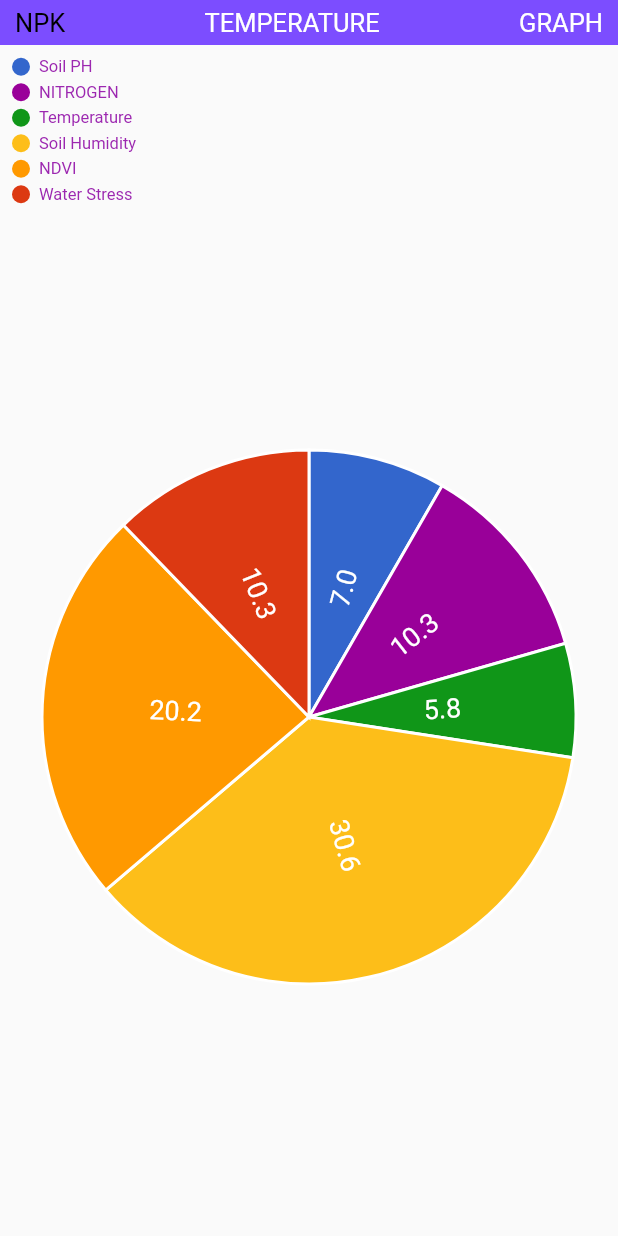
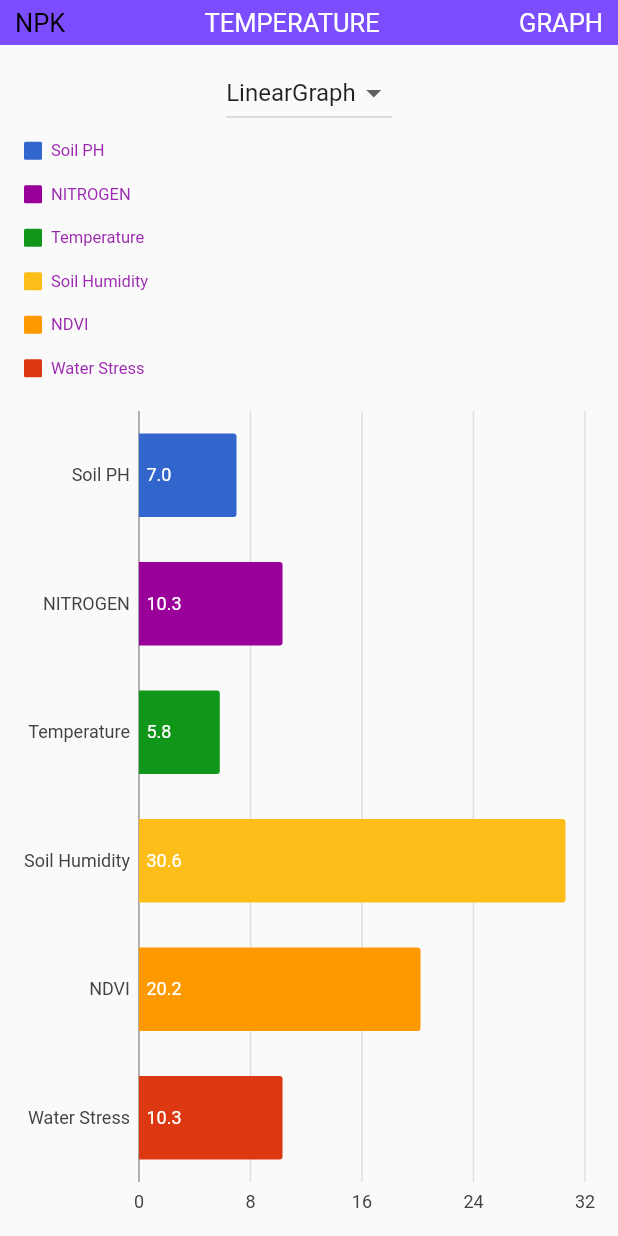
Before and after one commit to saket-shetty/weather-app, a Flutter app: the dashboard screen opened directly, on a phone screen of 412 x 824 dp. Run offline on Flutter 3.47's test engine with Material 2 defaults, Android fonts, the phone set to English and light mode, and no system bars; our stand-ins replace charts_flutter, firebase_auth, flutter_secure_storage, google_maps_flutter, google_sign_in, line_icons and 2 more; missing offline and left inert: flutter_sparkline, flutter_twitter_login, geocoder; accounts and stored records are empty; Roboto replaces fonts that are missing (Georgia).

Commit message:
Added linear and pie chart
Now user can switch between linear and pie chart

```diff
--- /dev/null
+++ b/lib/charts/lineargraph.dart
@@ -0,0 +1,81 @@
+import 'package:flutter/material.dart';
+import 'package:charts_flutter/flutter.dart' as charts;
+import 'package:sensegrass/data/graphdata.dart';
+
+class lineargraph extends StatefulWidget {
+  @override
+  _lineargraphState createState() => _lineargraphState();
+}
+
+class _lineargraphState extends State<lineargraph> {
+
+  static List<charts.Series<Task, String>> _seriesPieData;
+    _generateData() {
+    final piedata = [
+      new Task('Soil PH', 7, Color(0xff3366cc)),
+      new Task('NITROGEN', 10.3, Color(0xff990099)),
+      new Task('Temperature', 5.8, Color(0xff109618)),
+      new Task('Soil Humidity', 30.6, Color(0xfffdbe19)),
+      new Task('NDVI', 20.2, Color(0xffff9900)),
+      new Task('Water Stress', 10.3, Color(0xffdc3912)),
+    ];
+
+    _seriesPieData.add(
+        charts.Series(
+          domainFn: (Task task, _) => task.task,
+          measureFn: (Task task, _) => task.taskvalue,
+          colorFn: (Task task, _) =>
+              charts.ColorUtil.fromDartColor(task.colorval),
+          id: 'Air Pollution',
+          data: piedata,
+          labelAccessorFn: (Task task, _) => '${task.taskvalue}',
+        ),
+      );
+
+      return [
+        new charts.Series<Task, String>(
+          id: 'Sales',
+          domainFn: (Task sales, _) => sales.task,
+          measureFn: (Task sales, _) => sales.taskvalue,
+          data: piedata,
+
+          // Set a label accessor to control the text of the bar label.
+          labelAccessorFn: (Task sales, _) =>
+              '${sales.task}',
+        ),
+      ];
+    }
+
+
+
+  @override
+  void initState() {
+    // TODO: implement initState
+    _seriesPieData = List<charts.Series<Task, String>>();
+    _generateData();
+    super.initState();
+  }
+
+  @override
+  Widget build(BuildContext context) {
+    return Container(
+      child: new charts.BarChart(
+          _seriesPieData,
+          animate: true,
+          vertical: false,
+          barRendererDecorator: new charts.BarLabelDecorator<String>(),
+          behaviors: [
+            new charts.DatumLegend(
+            outsideJustification: charts.OutsideJustification.endDrawArea,
+            horizontalFirst: false,
+            desiredMaxRows: 2,
+            entryTextStyle: charts.TextStyleSpec(
+                color: charts.MaterialPalette.purple.shadeDefault,
+                fontFamily: 'Georgia',
+                fontSize: 11),
+          ),
+        ],
+      ),
+    );
+  }
+}
--- a/lib/dashboard/NPKgraph.dart
+++ b/lib/dashboard/NPKgraph.dart
@@ -1,5 +1,8 @@
 import 'package:flutter/material.dart';
 import 'package:charts_flutter/flutter.dart' as charts;
+import 'package:sensegrass/data/graphdata.dart';
+import 'package:sensegrass/charts/lineargraph.dart';
+import 'package:sensegrass/charts/piechart.dart';
 
 
 class npkgraph extends StatefulWidget {
@@ -12,6 +15,10 @@ class npkgraph extends StatefulWidget {
 class _npkgraphState extends State<npkgraph> {
 
   static List<charts.Series<Task, String>> _seriesPieData;
+
+  var dropdownValue;
+  var _graphpage;
+
   _generateData() {
   final piedata = [
     new Task('Soil PH', 7, Color(0xff3366cc)),
@@ -22,7 +29,7 @@ class _npkgraphState extends State<npkgraph> {
     new Task('Water Stress', 10.3, Color(0xffdc3912)),
   ];
 
-    _seriesPieData.add(
+   _seriesPieData.add(
       charts.Series(
         domainFn: (Task task, _) => task.task,
         measureFn: (Task task, _) => task.taskvalue,
@@ -30,13 +37,22 @@ class _npkgraphState extends State<npkgraph> {
             charts.ColorUtil.fromDartColor(task.colorval),
         id: 'Air Pollution',
         data: piedata,
-
          labelAccessorFn: (Task task, _) => '${task.taskvalue}',
       ),
     );
-    setState(() {
 
-    });
+    return [
+      new charts.Series<Task, String>(
+        id: 'Sales',
+        domainFn: (Task sales, _) => sales.task,
+        measureFn: (Task sales, _) => sales.taskvalue,
+        data: piedata,
+
+        // Set a label accessor to control the text of the bar label.
+        labelAccessorFn: (Task sales, _) =>
+            '${sales.task}',
+      ),
+    ];
   }
 
   @override
@@ -44,6 +60,8 @@ class _npkgraphState extends State<npkgraph> {
     // TODO: implement initState
     _seriesPieData = List<charts.Series<Task, String>>();
     _generateData();
+    this._graphpage = lineargraph();
+    dropdownValue = 'LinearGraph';
     super.initState();
   }
 
@@ -53,41 +71,36 @@ class _npkgraphState extends State<npkgraph> {
         child: Padding(
           padding: const EdgeInsets.all(8.0),
           child: Container(
-            child: new charts.PieChart(
-              _seriesPieData,
-              animate: false,
-              behaviors: [
-                new charts.DatumLegend(
-                outsideJustification: charts.OutsideJustification.endDrawArea,
-                horizontalFirst: false,
-                desiredMaxRows: 2,
-                cellPadding: new EdgeInsets.only(right: 4.0, bottom: 4.0),
-                entryTextStyle: charts.TextStyleSpec(
-                    color: charts.MaterialPalette.purple.shadeDefault,
-                    fontFamily: 'Georgia',
-                    fontSize: 11),
+          child: Column(
+            children: <Widget>[
+              DropdownButton<String>(
+                    value: dropdownValue,
+                    onChanged: (String newValue) {
+                      setState(() {
+                        dropdownValue = newValue;
+                        if(newValue == 'LinearGraph'){
+                          this._graphpage = lineargraph();
+                        }
+                        else{
+                          this._graphpage = piechart();
+                        }
+                      });
+                    },
+                items: <String>['LinearGraph', 'PieChart']
+                    .map<DropdownMenuItem<String>>((String value) {
+                  return DropdownMenuItem<String>(
+                    value: value,
+                    child: Text(value),
+                  );
+                }).toList(),
+              ),
+              new Expanded(
+                child: _graphpage,
               )
-              ],
-              defaultRenderer: new charts.ArcRendererConfig(
-                arcRendererDecorators: [new charts.ArcLabelDecorator(
-                  insideLabelStyleSpec: new charts.TextStyleSpec(
-                    fontSize: 18,
-                    color: charts.MaterialPalette.white,
-                  ),
-                ),
-              ]
-            ),
+            ],
           ),
         ),
       ),
     );
   }
 }
-
-class Task {
-  String task;
-  double taskvalue;
-  Color colorval;
-
-  Task(this.task, this.taskvalue, this.colorval);
-}
--- /dev/null
+++ b/lib/data/graphdata.dart
@@ -0,0 +1,9 @@
+import 'dart:ui';
+
+class Task {
+  String task;
+  double taskvalue;
+  Color colorval;
+
+  Task(this.task, this.taskvalue, this.colorval);
+}
```
Also changed, not shown: lib/charts/piechart.dart (added, +85 -0 lines).
